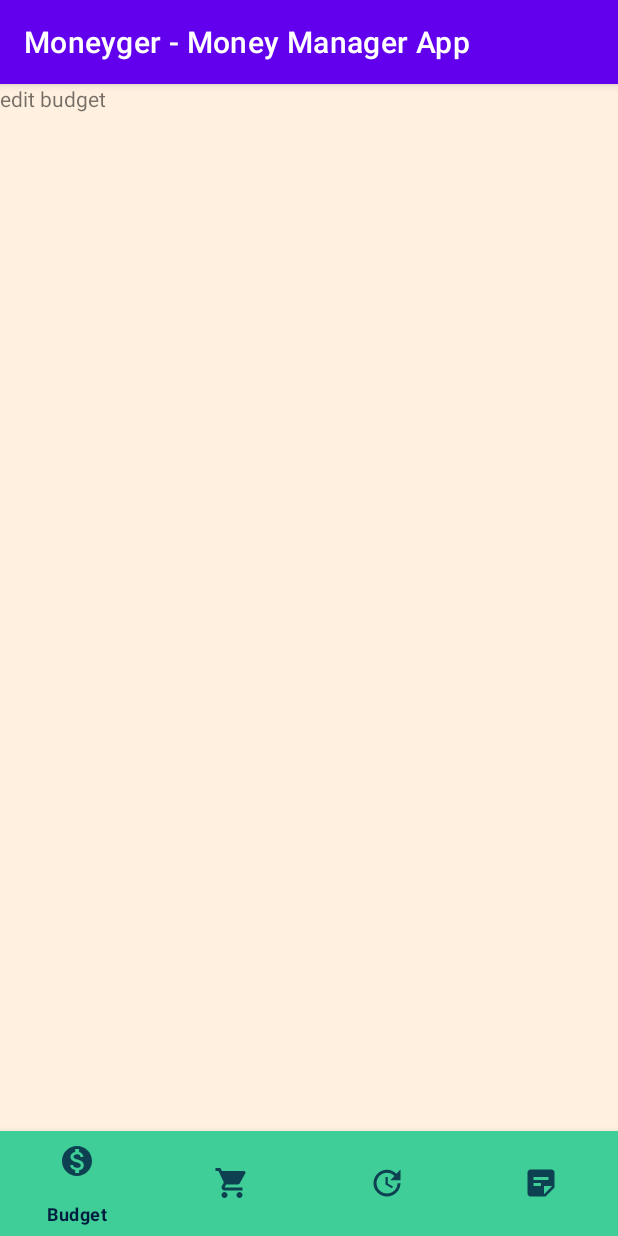
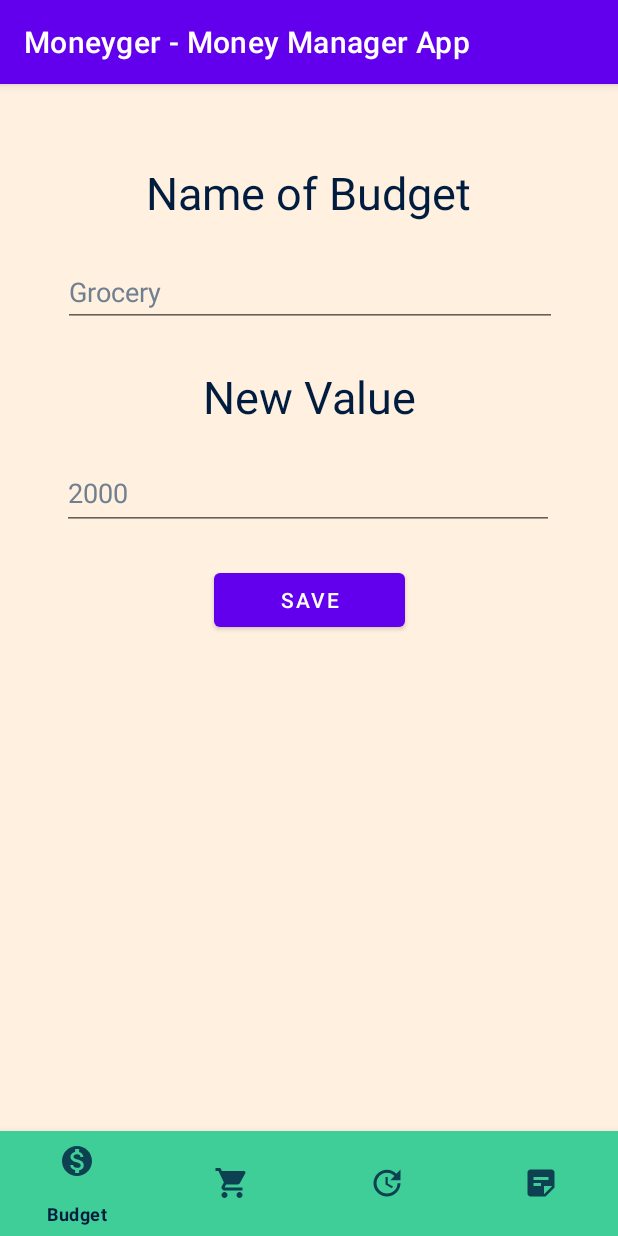
Before and after one commit to ZabrodinNN/moneyger_v2, an Android app: the fragment editBudget placed in its activity, on a phone screen of 412 x 824 dp. Run offline under Robolectric (Android 15) with nearby library versions, the light colour scheme and no system bars; our stand-ins replace Firebase (no records; nobody signed in at launch, a user with empty details on screens opened directly).

Commit message:
Added edit budget.

```diff
--- a/app/src/main/java/com/moneyger_v2/deleteBudget.java
+++ b/app/src/main/java/com/moneyger_v2/deleteBudget.java
@@ -45,10 +45,14 @@ public class deleteBudget extends Fragment {
                     name = nameBudget.getText().toString();
                     DatabaseReference reference = FirebaseDatabase.getInstance().getReference("Budget").child(name);
                     reference.removeValue();
+                    showToast();
                 }
             }
         });
 
         return view;
     }
+    public void showToast() {
+        Toast.makeText(getActivity(), "Your budget has been deleted", Toast.LENGTH_SHORT).show();
+    }
 }
--- a/app/src/main/java/com/moneyger_v2/editBudget.java
+++ b/app/src/main/java/com/moneyger_v2/editBudget.java
@@ -4,14 +4,26 @@ import android.os.Bundle;
 
 import androidx.fragment.app.Fragment;
 
+import android.text.TextUtils;
 import android.view.LayoutInflater;
 import android.view.View;
 import android.view.ViewGroup;
 import android.widget.Button;
+import android.widget.EditText;
+import android.widget.Toast;
+
+import com.google.android.gms.tasks.OnSuccessListener;
+import com.google.firebase.database.DatabaseReference;
+import com.google.firebase.database.FirebaseDatabase;
+
+import java.util.HashMap;
 
 public class editBudget extends Fragment {
     View view;
-    Button fragmentButton;
+    Button fragmentButton, editBudget;
+    EditText editBudgetName, editBudgetValue;
+    String name;
+    int value;
 
     @Override
     public View onCreateView(LayoutInflater inflater, ViewGroup container,
@@ -19,6 +31,41 @@ public class editBudget extends Fragment {
         // Inflate the layout for this fragment
         view = inflater.inflate(R.layout.fragment_edit_budget, container, false);
         fragmentButton = (Button)view.findViewById(R.id.editBudget);
+
+        editBudgetName = view.findViewById(R.id.editBudgetName);
+        editBudgetValue = view.findViewById(R.id.editBudgetValue);
+        editBudget = (Button) view.findViewById(R.id.editBudget);
+        editBudget.setOnClickListener(new View.OnClickListener() {
+            @Override
+            public void onClick(View v) {
+                if (TextUtils.isEmpty(editBudgetName.getText().toString()) || editBudgetName.getText().toString().trim().isEmpty()) {
+                    Toast.makeText(getActivity(), "Please input the budget name", Toast.LENGTH_SHORT).show();
+                } else {
+                    name = editBudgetName.getText().toString();
+                    if (TextUtils.isEmpty(editBudgetValue.getText().toString())) {
+                        Toast.makeText(getActivity(), "Please input the new budget value", Toast.LENGTH_SHORT).show();
+                    } else {
+                        value = Integer.parseInt(editBudgetValue.getText().toString());
+                        DatabaseReference rootDatabaseRef = FirebaseDatabase.getInstance().getReference("Budget").child(name);
+                        HashMap hashmap = new HashMap();
+                        hashmap.put("budgetName", name);
+                        hashmap.put("value", Integer.toString(value));
+
+                        rootDatabaseRef.updateChildren(hashmap).addOnSuccessListener(new OnSuccessListener() {
+                            @Override
+                            public void onSuccess(Object o) {
+                                showToast();
+                            }
+                        });
+                    }
+                }
+            }
+        });
+
+
         return view;
     }
+        public void showToast() {
+            Toast.makeText(getActivity(), "Your budget has been edited", Toast.LENGTH_SHORT).show();
+        }
 }
--- a/app/src/main/res/layout/fragment_edit_budget.xml
+++ b/app/src/main/res/layout/fragment_edit_budget.xml
@@ -1,16 +1,82 @@
 <?xml version="1.0" encoding="utf-8"?>
 <FrameLayout
     xmlns:android="http://schemas.android.com/apk/res/android"
+    xmlns:app="http://schemas.android.com/apk/res-auto"
     xmlns:tools="http://schemas.android.com/tools"
     android:layout_width="match_parent"
     android:layout_height="match_parent"
-    android:gravity="center"
-    tools:context=".editBudget">
+    tools:context=".newBudget"
+    android:gravity="center">
 
-    <!-- TODO: Update blank fragment layout -->
-    <TextView
+    <androidx.constraintlayout.widget.ConstraintLayout
         android:layout_width="match_parent"
-        android:layout_height="match_parent"
-        android:text="edit budget" />
+        android:layout_height="match_parent">
+
+        <TextView
+            android:id="@+id/textView10"
+            android:layout_width="wrap_content"
+            android:layout_height="wrap_content"
+            android:layout_marginTop="52dp"
+            android:text="Name of Budget"
+            android:textColor="@color/font_color"
+            android:textSize="30dp"
+            app:layout_constraintEnd_toEndOf="parent"
+            app:layout_constraintHorizontal_bias="0.497"
+            app:layout_constraintStart_toStartOf="parent"
+            app:layout_constraintTop_toTopOf="parent" />
+
+        <EditText
+            android:id="@+id/editBudgetName"
+            android:layout_width="329dp"
+            android:layout_height="46dp"
+            android:layout_marginTop="116dp"
+            android:ems="10"
+            android:hint="Grocery"
+            android:inputType="textPersonName"
+            android:textColor="@color/font_color"
+            android:textColorHint="@color/hint_color"
+            app:layout_constraintEnd_toEndOf="parent"
+            app:layout_constraintHorizontal_bias="0.512"
+            app:layout_constraintStart_toStartOf="parent"
+            app:layout_constraintTop_toTopOf="parent" />
+
+        <TextView
+            android:id="@+id/textView11"
+            android:layout_width="wrap_content"
+            android:layout_height="wrap_content"
+            android:layout_marginTop="188dp"
+            android:text="New Value"
+            android:textColor="@color/font_color"
+            android:textSize="30dp"
+            app:layout_constraintEnd_toEndOf="parent"
+            app:layout_constraintStart_toStartOf="parent"
+            app:layout_constraintTop_toTopOf="parent" />
+
+        <EditText
+            android:id="@+id/editBudgetValue"
+            android:layout_width="328dp"
+            android:layout_height="49dp"
+            android:layout_marginTop="248dp"
+            android:ems="10"
+            android:hint="2000"
+            android:inputType="number"
+            android:textColor="@color/font_color"
+            android:textColorHint="@color/hint_color"
+            app:layout_constraintEnd_toEndOf="parent"
+            app:layout_constraintHorizontal_bias="0.493"
+            app:layout_constraintStart_toStartOf="parent"
+            app:layout_constraintTop_toTopOf="parent" />
+
+        <Button
+            android:id="@+id/editBudget"
+            android:layout_width="127dp"
+            android:layout_height="wrap_content"
+            android:layout_marginTop="320dp"
+            android:text="Save"
+            app:layout_constraintEnd_toEndOf="parent"
+            app:layout_constraintStart_toStartOf="parent"
+            app:layout_constraintTop_toTopOf="parent" />
+
+    </androidx.constraintlayout.widget.ConstraintLayout>
 
 </FrameLayout>
```
